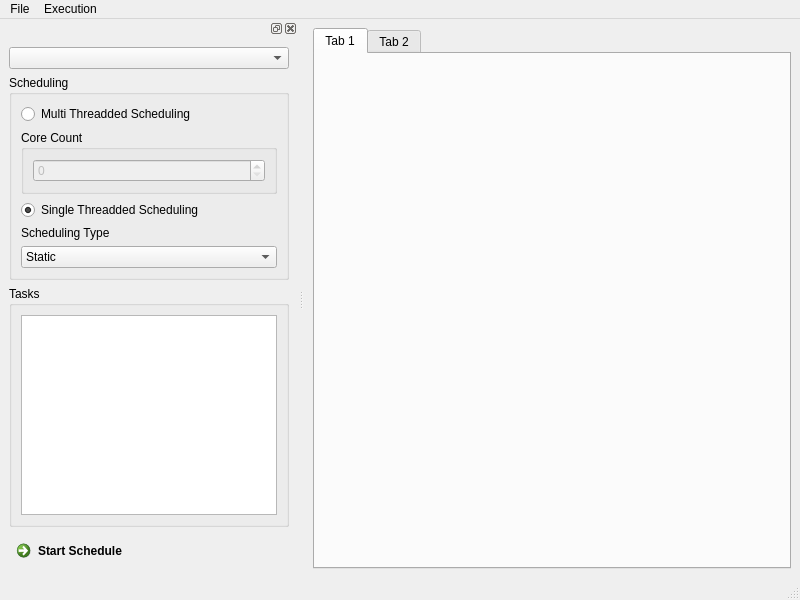
TheMHMoritz3/OpenCLScheduler, file src/UI/MainWindow.ui: the form before one commit.
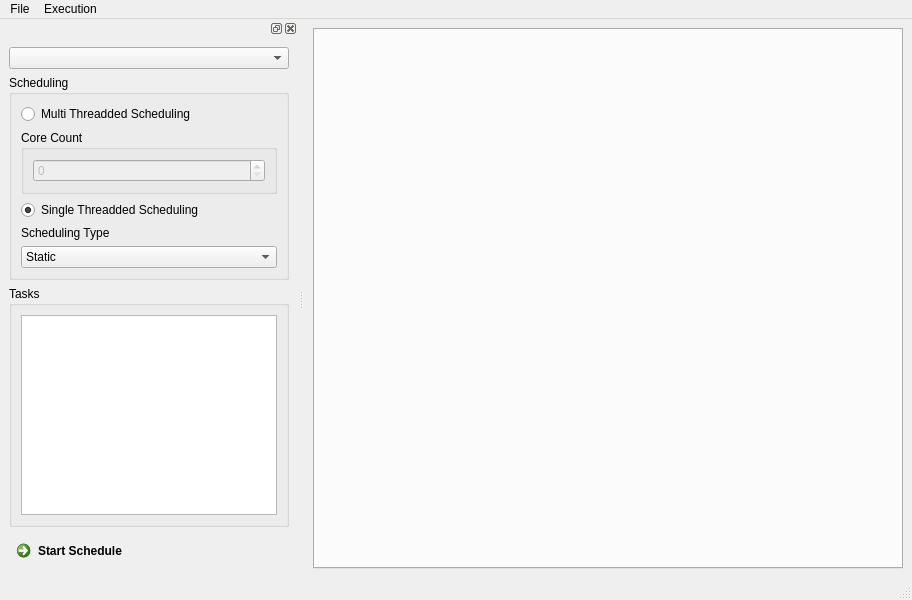
The form after the commit.

```diff
--- a/src/UI/MainWindow.ui
+++ b/src/UI/MainWindow.ui
@@ -6,7 +6,7 @@
    <rect>
     <x>0</x>
     <y>0</y>
-    <width>800</width>
+    <width>912</width>
     <height>600</height>
    </rect>
   </property>
@@ -20,16 +20,6 @@
       <property name="currentIndex">
        <number>0</number>
       </property>
-      <widget class="QWidget" name="tab">
-       <attribute name="title">
-        <string>Tab 1</string>
-       </attribute>
-      </widget>
-      <widget class="QWidget" name="tab_2">
-       <attribute name="title">
-        <string>Tab 2</string>
-       </attribute>
-      </widget>
      </widget>
     </item>
    </layout>
@@ -39,7 +29,7 @@
     <rect>
      <x>0</x>
      <y>0</y>
-     <width>800</width>
+     <width>912</width>
      <height>21</height>
     </rect>
    </property>
```
Left out of the diff: 4 changed lines with no effect on the pictures.
